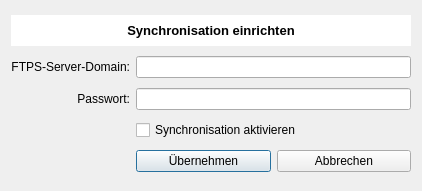
pyphil/Kursbuch, file Syncdialog.ui: the form before one commit.
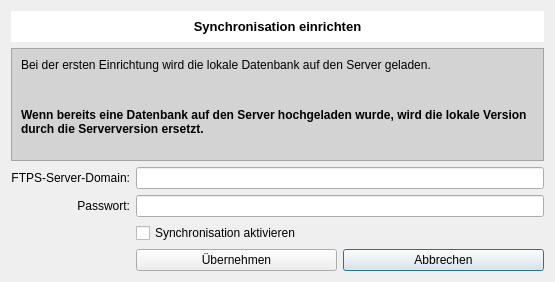
The form after the commit. Icons and pictures are not drawn.

Commit message: Syncdialog mit Hinweistext

```diff
--- a/Syncdialog.ui
+++ b/Syncdialog.ui
@@ -9,8 +9,8 @@
    <rect>
     <x>0</x>
     <y>0</y>
-    <width>422</width>
-    <height>191</height>
+    <width>555</width>
+    <height>282</height>
    </rect>
   </property>
   <property name="windowTitle">
@@ -20,7 +20,7 @@
    <iconset>
     <normaloff>kursbuch.ico</normaloff>kursbuch.ico</iconset>
   </property>
-  <layout class="QGridLayout" name="gridLayout_2">
+  <layout class="QGridLayout" name="gridLayout_3">
    <item row="0" column="0" colspan="2">
     <widget class="QLabel" name="label">
      <property name="maximumSize">
@@ -50,7 +50,67 @@
      </property>
     </widget>
    </item>
+   <item row="1" column="0" colspan="2">
+    <widget class="QFrame" name="frame">
+     <property name="styleSheet">
+      <string notr="true">background-color: rgb(211, 211, 211);</string>
+     </property>
+     <property name="frameShape">
+      <enum>QFrame::StyledPanel</enum>
+     </property>
+     <property name="frameShadow">
+      <enum>QFrame::Raised</enum>
+     </property>
+     <layout class="QGridLayout" name="gridLayout_2">
+      <item row="0" column="0">
+       <widget class="QLabel" name="label_4">
+        <property name="text">
+         <string>Bei der ersten Einrichtung wird die lokale Datenbank auf den Server geladen.</string>
+        </property>
+        <property name="alignment">
+         <set>Qt::AlignLeading|Qt::AlignLeft|Qt::AlignTop</set>
+        </property>
+        <property name="wordWrap">
+         <bool>true</bool>
+        </property>
+       </widget>
+      </item>
+      <item row="1" column="0">
+       <widget class="QLabel" name="label_5">
+        <property name="font">
+         <font>
+          <weight>75</weight>
+          <bold>true</bold>
+         </font>
+        </property>
+        <property name="text">
+         <string>Wenn bereits eine Datenbank auf den Server hochgeladen wurde, wird die lokale Version durch die Serverversion ersetzt.</string>
+        </property>
+        <property name="alignment">
+         <set>Qt::AlignLeading|Qt::AlignLeft|Qt::AlignTop</set>
+        </property>
+        <property name="wordWrap">
+         <bool>true</bool>
+        </property>
+       </widget>
+      </item>
+     </layout>
+    </widget>
+   </item>
    <item row="2" column="0">
+    <widget class="QLabel" name="label_2">
+     <property name="text">
+      <string>FTPS-Server-Domain:</string>
+     </property>
+     <property name="alignment">
+      <set>Qt::AlignRight|Qt::AlignTrailing|Qt::AlignVCenter</set>
+     </property>
+    </widget>
+   </item>
+   <item row="2" column="1">
+    <widget class="QLineEdit" name="lineEditFTPS"/>
+   </item>
+   <item row="3" column="0">
     <widget class="QLabel" name="label_3">
      <property name="text">
       <string>Passwort:</string>
@@ -60,15 +120,22 @@
      </property>
     </widget>
    </item>
+   <item row="3" column="1">
+    <widget class="QLineEdit" name="lineEditPW">
+     <property name="echoMode">
+      <enum>QLineEdit::Password</enum>
+     </property>
+    </widget>
+   </item>
    <item row="4" column="1">
+    <widget class="QCheckBox" name="checkBoxSync">
+     <property name="text">
+      <string>Synchronisation aktivieren</string>
+     </property>
+    </widget>
+   </item>
+   <item row="5" column="1">
     <layout class="QGridLayout" name="gridLayout">
-     <item row="0" column="0">
-      <widget class="QPushButton" name="pushButtonUebernehmen">
-       <property name="text">
-        <string>Übernehmen</string>
-       </property>
-      </widget>
-     </item>
      <item row="0" column="1">
       <widget class="QPushButton" name="pushButtonAbbrechen">
        <property name="text">
@@ -76,35 +143,15 @@
        </property>
       </widget>
      </item>
+     <item row="0" column="0">
+      <widget class="QPushButton" name="pushButtonUebernehmen">
+       <property name="text">
+        <string>Übernehmen</string>
+       </property>
+      </widget>
+     </item>
     </layout>
    </item>
-   <item row="2" column="1">
-    <widget class="QLineEdit" name="lineEditPW">
-     <property name="echoMode">
-      <enum>QLineEdit::Password</enum>
-     </property>
-    </widget>
-   </item>
-   <item row="3" column="1">
-    <widget class="QCheckBox" name="checkBoxSync">
-     <property name="text">
-      <string>Synchronisation aktivieren</string>
-     </property>
-    </widget>
-   </item>
-   <item row="1" column="0">
-    <widget class="QLabel" name="label_2">
-     <property name="text">
-      <string>FTPS-Server-Domain:</string>
-     </property>
-     <property name="alignment">
-      <set>Qt::AlignRight|Qt::AlignTrailing|Qt::AlignVCenter</set>
-     </property>
-    </widget>
-   </item>
-   <item row="1" column="1">
-    <widget class="QLineEdit" name="lineEditFTPS"/>
-   </item>
   </layout>
  </widget>
  <tabstops>
```
